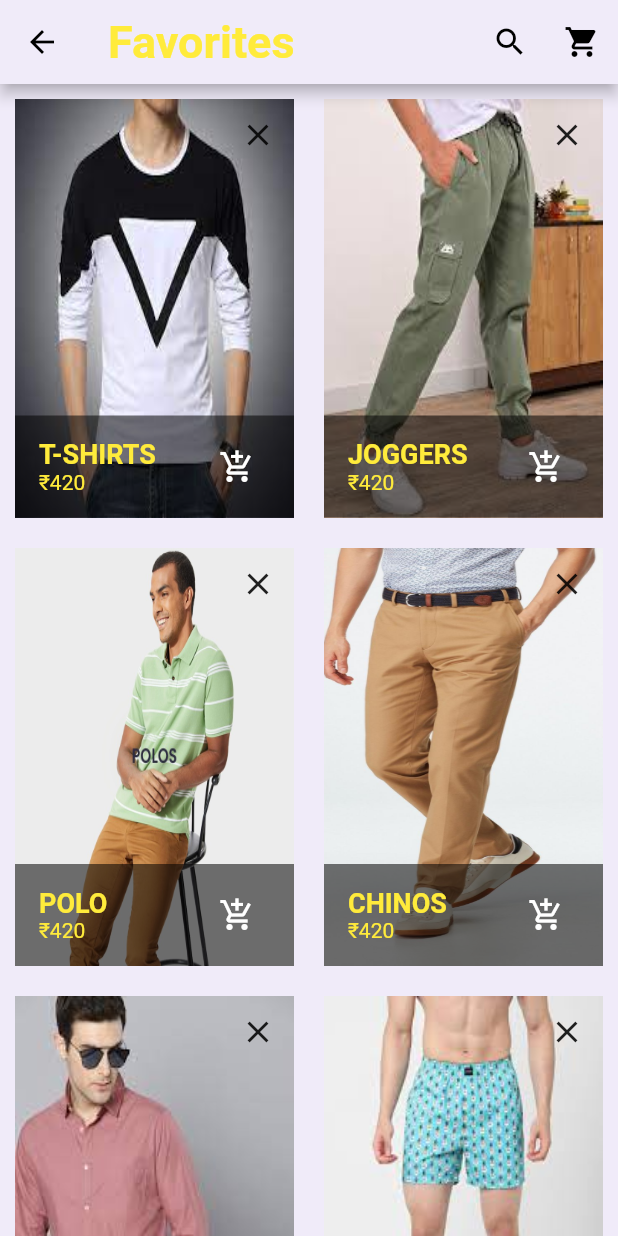
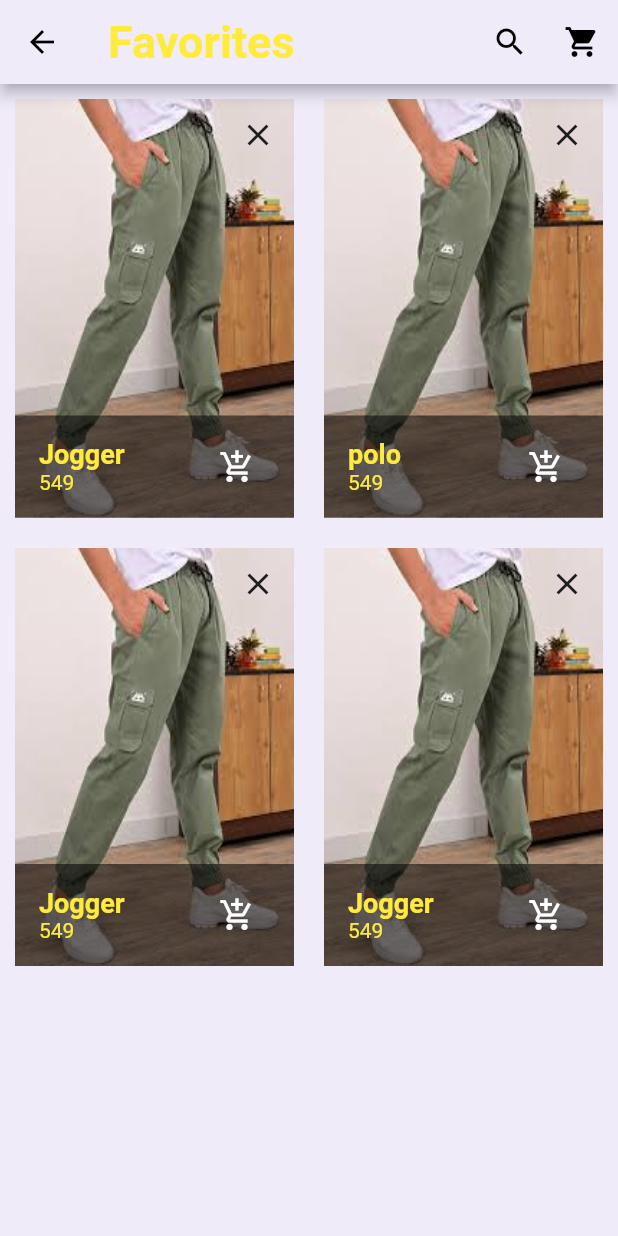
Before and after one commit to janarthanan1711/beyouth, a Flutter app: the DescriptionPage screen opened directly, after a tap on the "favorite" icon, on a phone screen of 412 x 824 dp. Run offline on Flutter 3.47's test engine with Material 2 defaults, Android fonts, the light colour scheme and no system bars; our stand-ins replace avatar_glow, carousel_slider, dots_indicator, flutter_profile_picture, flutter_rating_bar, hive; accounts and stored records are empty.

Commit message:
add cart items to favorite page done

```diff
--- a/lib/Resources/config.dart
+++ b/lib/Resources/config.dart
@@ -1,6 +1,8 @@
 
+import 'package:beyouth/Resources/favoriteadd.dart';
 import 'package:beyouth/Resources/theme.dart';
 import 'package:hive/hive.dart';
 
 Mytheme currentTheme = Mytheme();
+FavoriteList favoriteData = FavoriteList();
 Box box = Hive.openBox('easyTheme') as Box;
--- /dev/null
+++ b/lib/Resources/favoriteadd.dart
@@ -0,0 +1,42 @@
+import 'package:flutter/foundation.dart';
+
+import '../Modals/cartpagemodel.dart';
+
+class FavoriteList with ChangeNotifier {
+  // ChangeNotifier : will provide a notifier for any changes in the value to all it's listeners
+  List<Favorite>? favorites = [];
+  FavoriteList({this.favorites});
+
+  getFavorite() => favorites;
+  void addFavorite(String name,String image,int price) {
+    favorites!.add(Favorite(name: name, price: price, image: image));
+    notifyListeners();
+  }
+
+  void removeFavorite(int index) {
+    favorites!.removeAt(index);
+    notifyListeners();
+  }
+
+  final List<CartModel> favoriteItems =[
+    CartModel(productName: 'Jogger', productImage: 'assets/images/joggers.jpeg',productPrice:  549, color: 'black', size: 'M'),
+    CartModel(productName: 'polo', productImage: 'assets/images/joggers.jpeg',productPrice:  549, color: 'black', size: 'M'),
+    CartModel(productName: 'Jogger', productImage: 'assets/images/joggers.jpeg',productPrice:  549, color: 'black', size: 'M'),
+    CartModel(productName: 'Jogger', productImage: 'assets/images/joggers.jpeg',productPrice:  549, color: 'black', size: 'M'),
+  ];
+
+  final List<CartModel> gettedAddedList=[
+    CartModel(productName: 'Jogger', productImage: 'assets/images/joggers.jpeg',productPrice:  549, color: 'black', size: 'M'),
+    CartModel(productName: 'polo', productImage: 'assets/images/joggers.jpeg',productPrice:  549, color: 'black', size: 'M'),
+    CartModel(productName: 'Jogger', productImage: 'assets/images/joggers.jpeg',productPrice:  549, color: 'black', size: 'M'),
+    CartModel(productName: 'Jogger', productImage: 'assets/images/joggers.jpeg',productPrice:  549, color: 'black', size: 'M'),
+  ];
+}
+
+
+class Favorite {
+  String name;
+  int price;
+  String image;
+  Favorite({required this.name,required this.price,required this.image});
+}
--- a/lib/Views/favorites_page.dart
+++ b/lib/Views/favorites_page.dart
@@ -1,30 +1,31 @@
 import 'dart:math';
 
+import 'package:beyouth/Resources/favoriteadd.dart';
 import 'package:beyouth/Views/search_page.dart';
 import 'package:flutter/material.dart';
 
+import '../Modals/cartpagemodel.dart';
 import '../Modals/productsmodel.dart';
 import '../Resources/colorresource.dart';
 import '../Resources/theme.dart';
+import '../commonwidgets/favouritegrid.dart';
 import 'cartpage.dart';
 
 class Favorites extends StatefulWidget {
-  const Favorites({super.key});
+   const Favorites({super.key,this.favoriteModel});
+   final List<CartModel>? favoriteModel;
 
   @override
   State<Favorites> createState() => _FavoritesState();
 }
+class _FavoritesState extends State<Favorites> {
 
-class _FavoritesState extends State<Favorites> {
+  void removeFavorite(int index) {
+    widget.favoriteModel!.removeAt(index);
+  }
+
   @override
   Widget build(BuildContext context) {
-    final List<Map> _products = List.generate(
-        100,
-            (index) =>
-        {
-          "id": index,
-          "price": Random().nextInt(1000)
-        }).toList();
     return Scaffold(
       backgroundColor: Mytheme.isDark == true
           ? ColorResource.colorDark
@@ -46,7 +47,8 @@ class _FavoritesState extends State<Favorites> {
           IconButton(onPressed: () {
             Navigator.of(context).push(
                 MaterialPageRoute(builder: (context) => CartPage()));
-          }, icon: const Icon(Icons.shopping_cart))
+          },
+              icon: const Icon(Icons.shopping_cart))
         ],
         iconTheme: const IconThemeData(color: Colors.black),
       ),
@@ -58,50 +60,9 @@ class _FavoritesState extends State<Favorites> {
               childAspectRatio: 2 / 3,
               crossAxisSpacing: 20,
               mainAxisSpacing: 20),
-          itemCount: productList.length,
+          itemCount: widget.favoriteModel!.length,
           itemBuilder: (BuildContext ctx, index) {
-            return GridTile(
-              key: ValueKey(_products[index]['id']),
-              header: Row(
-                mainAxisAlignment: MainAxisAlignment.end,
-                children: [
-                  IconButton(onPressed: () {}, icon: Icon(Icons.close))
-                ],
-              ),
-              footer: GridTileBar(
-                  backgroundColor: Colors.black54,
-                  title: Text(
-                    productList[index].categoryTitles,
-                    style: const TextStyle(
-                        fontSize: 18,
-                        fontWeight: FontWeight.bold,
-                        color: ColorResource.colorYellow),
-                  ),
-                  subtitle: Text(
-                      "\u{20B9}${_products[index]['price'].toString()}",
-                      style: const TextStyle(
-                          fontSize: 14, color: ColorResource.colorYellow)),
-                  trailing: Row(
-                    children: [
-                      IconButton(
-                          onPressed: () {},
-                          icon: const Icon(Icons.add_shopping_cart)),
-                      SizedBox(width: 6,),
-
-                    ],
-                  )
-              ),
-              child: Container(
-                height: 200,
-                width: 160,
-                decoration: BoxDecoration(
-                    image: DecorationImage(
-                        image: AssetImage(productList[index].categoryImages),
-                        fit: BoxFit.fill)
-                ),
-              ),
-
-            );
+            return FavoriteGrid(favorite: widget.favoriteModel![index]);
           }),
     );
   }
--- a/lib/Views/homepage.dart
+++ b/lib/Views/homepage.dart
@@ -8,6 +8,8 @@ import 'package:carousel_slider/carousel_slider.dart';
 import 'package:dots_indicator/dots_indicator.dart';
 import 'package:flutter/material.dart';
 import 'package:hive/hive.dart';
+import '../Modals/cartpagemodel.dart';
+import '../Resources/config.dart';
 import '../commonwidgets/productdesign.dart';
 class HomePage extends StatefulWidget {
   const HomePage({super.key});
@@ -29,7 +31,7 @@ class _HomePageState extends State<HomePage> {
         titleTextStyle: const TextStyle(fontSize: 30,color: ColorResource.colorYellow,fontWeight: FontWeight.bold),
         actions: [
           IconButton(onPressed: (){
-            Navigator.of(context).push(MaterialPageRoute(builder: (context) => Favorites()));
+            Navigator.of(context).push(MaterialPageRoute(builder: (context) => Favorites(favoriteModel: favoriteData.favoriteItems,)));
           }, icon: const Icon(Icons.favorite))
         ],
         iconTheme: const IconThemeData(color: Colors.black),
--- a/lib/Views/product_description.dart
+++ b/lib/Views/product_description.dart
@@ -7,6 +7,7 @@ import 'package:flutter/gestures.dart';
 import 'package:flutter/material.dart';
 import 'package:flutter_rating_bar/flutter_rating_bar.dart';
 import '../Resources/colorresource.dart';
+import '../Resources/config.dart';
 import '../Resources/theme.dart';
 import '../commonwidgets/productdesign.dart';
 import '../commonwidgets/sizechartwidget.dart';
@@ -71,7 +72,7 @@ class _DescriptionPageState extends State<DescriptionPage> {
         titleTextStyle: const TextStyle(fontSize: 30,color: ColorResource.colorYellow,fontWeight: FontWeight.bold),
         actions: [
           IconButton(onPressed: (){
-            Navigator.of(context).push(MaterialPageRoute(builder: (context) => const Favorites()));
+            Navigator.of(context).push(MaterialPageRoute(builder: (context) => Favorites(favoriteModel: favoriteData.favoriteItems)));
           }, icon: const Icon(Icons.favorite)),
           IconButton(onPressed: (){
             Navigator.of(context).push(MaterialPageRoute(builder: (context) => const CartPage()));
--- /dev/null
+++ b/lib/commonwidgets/favouritegrid.dart
@@ -0,0 +1,61 @@
+import 'dart:math';
+
+import 'package:beyouth/Modals/cartpagemodel.dart';
+import 'package:flutter/material.dart';
+
+import '../Resources/colorresource.dart';
+import '../Resources/favoriteadd.dart';
+class FavoriteGrid extends StatefulWidget {
+  const FavoriteGrid({super.key, required this.favorite});
+  final CartModel favorite;
+
+  @override
+  State<FavoriteGrid> createState() => _FavoriteGridState();
+}
+class _FavoriteGridState extends State<FavoriteGrid> {
+  @override
+  Widget build(BuildContext context) {
+    return GridTile(
+      header: Row(
+        mainAxisAlignment: MainAxisAlignment.end,
+        children: [
+          IconButton(onPressed: () {},
+              icon: const Icon(Icons.close))
+        ],
+      ),
+      footer: GridTileBar(
+          backgroundColor: Colors.black54,
+          title: Text(
+              widget.favorite.productName!,
+            style: const TextStyle(
+                fontSize: 18,
+                fontWeight: FontWeight.bold,
+                color: ColorResource.colorYellow),
+          ),
+          subtitle: Text(
+              widget.favorite.productPrice.toString(),
+              style: const TextStyle(
+                  fontSize: 14, color: ColorResource.colorYellow)),
+          trailing: Row(
+            children: [
+              IconButton(
+                  onPressed: () {},
+                  icon: const Icon(Icons.add_shopping_cart)),
+              const SizedBox(width: 6,),
+
+            ],
+          )
+      ),
+      child: Container(
+        height: 200,
+        width: 160,
+        decoration: BoxDecoration(
+            image: DecorationImage(
+                image: AssetImage(widget.favorite.productImage!),
+                fit: BoxFit.fill)
+        ),
+      ),
+
+    );
+  }
+}
```
Also changed, not shown: lib/Views/cartpage.dart (+14 -27 lines), lib/Views/products_page.dart (+11 -4 lines), lib/commonwidgets/cardWidget.dart (+6 -7 lines), lib/commonwidgets/cartList.dart (+24 -9 lines), lib/main.dart (+8 -2 lines).
